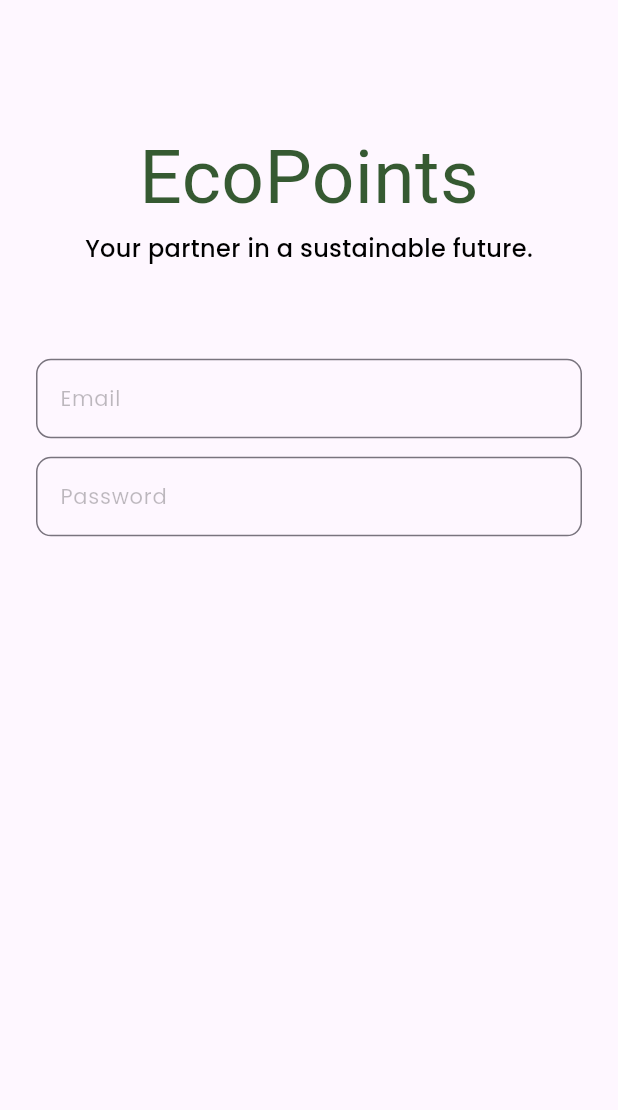
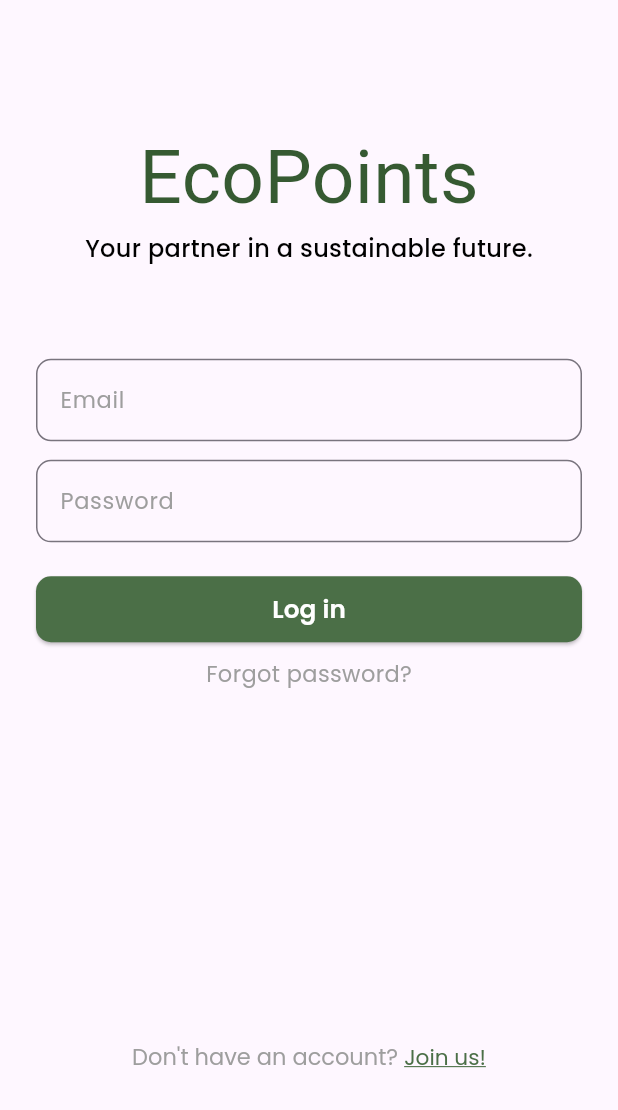
Before and after one commit to kimrolx/MAD3-Submission-1-Berame, a Flutter app: the screen it shows after launch, on a phone screen of 412 x 824 dp, the part 126-1236 px from its top. Run offline on Flutter 3.47's test engine with Material 3 defaults, Android fonts, the phone set to English and light mode, and no system bars; our stand-ins replace form_field_validator, gap, get_it, go_router, google_fonts; Roboto replaces fonts that are missing (Sriracha).

Commit message:
added validation to text form fields

```diff
--- a/lib/src/constants/colors.dart
+++ b/lib/src/constants/colors.dart
@@ -2,6 +2,12 @@ import 'package:flutter/material.dart';
 
 const Color black = Colors.black;
 
-const Color labelColor = Colors.black26;
+const Color white = Colors.white;
+
+const Color gray = Colors.grey;
+
+const Color labelColor = Colors.black38;
 
 const Color primaryTextColor = Color.fromRGBO(54, 90, 50, 1.0);
+
+const Color primaryButtonColor = Color.fromRGBO(75, 111, 71, 1.0);
--- /dev/null
+++ b/lib/src/constants/components/custom_elevated_button.dart
@@ -0,0 +1,42 @@
+import 'package:flutter/material.dart';
+
+import '../colors.dart';
+
+class CustomElevatedButton extends StatelessWidget {
+  final VoidCallback onPressed;
+  final Widget child;
+  final Color? backgroundColor;
+  final Color? textColor;
+  final double? borderRadius;
+  final double? width;
+  final double? height;
+  final EdgeInsetsGeometry? padding;
+
+  const CustomElevatedButton({
+    super.key,
+    required this.onPressed,
+    required this.child,
+    this.backgroundColor,
+    this.textColor,
+    this.borderRadius,
+    this.padding,
+    this.width,
+    this.height,
+  });
+
+  @override
+  Widget build(BuildContext context) {
+    return ElevatedButton(
+      onPressed: onPressed,
+      style: ElevatedButton.styleFrom(
+        backgroundColor: primaryButtonColor,
+        shape: RoundedRectangleBorder(
+          borderRadius: BorderRadius.circular(10),
+        ),
+        minimumSize: Size(width ?? 88.0, height ?? 36.0),
+        padding: padding,
+      ),
+      child: child,
+    );
+  }
+}
--- a/lib/src/constants/components/custom_text_form_field.dart
+++ b/lib/src/constants/components/custom_text_form_field.dart
@@ -4,20 +4,24 @@ import 'package:mad3_submission_1/src/constants/text.dart';
 class CustomTextFormField extends StatelessWidget {
   final String labelText;
   final bool obscureText;
+  final FocusNode? focusNode;
   final TextEditingController? controller;
   final String? Function(String?)? validator;
   final TextInputType keyboardType;
   final void Function(String)? onFieldSubmitted;
   final void Function(String)? onChanged;
+  final void Function()? onEditingComplete;
   const CustomTextFormField({
     super.key,
     required this.labelText,
     required this.obscureText,
+    this.focusNode,
     this.controller,
     this.validator,
     required this.keyboardType,
     this.onFieldSubmitted,
     this.onChanged,
+    this.onEditingComplete,
   });
 
   @override
@@ -25,10 +29,12 @@ class CustomTextFormField extends StatelessWidget {
     return TextFormField(
       controller: controller,
       obscureText: obscureText,
+      onEditingComplete: onEditingComplete,
       keyboardType: keyboardType,
       validator: validator,
       onFieldSubmitted: onFieldSubmitted,
       onChanged: onChanged,
+      focusNode: focusNode,
       style: AppTextStyles.inputStyle,
       decoration: InputDecoration(
         labelText: labelText,
--- a/lib/src/constants/text.dart
+++ b/lib/src/constants/text.dart
@@ -18,17 +18,24 @@ class AppTextStyles {
     ),
   );
 
+  static final TextStyle greyTextStyle = GoogleFonts.poppins(
+    textStyle: const TextStyle(
+      fontSize: 15.0,
+      color: gray,
+    ),
+  );
+
   static final TextStyle inputStyle = GoogleFonts.poppins(
     textStyle: const TextStyle(
-      fontSize: 14.0,
+      fontSize: 15.0,
       color: black,
     ),
   );
 
   static final TextStyle inputLabelStyle = GoogleFonts.poppins(
     textStyle: const TextStyle(
-      fontSize: 14.0,
-      color: labelColor,
+      fontSize: 15.0,
+      color: gray,
     ),
   );
 }
--- /dev/null
+++ b/lib/src/enum/enum.dart
@@ -0,0 +1 @@
+enum AuthState { authenticated, unauthenticated }
--- a/lib/src/screens/auth/login_screen.dart
+++ b/lib/src/screens/auth/login_screen.dart
@@ -1,12 +1,45 @@
 import 'package:flutter/material.dart';
+import 'package:form_field_validator/form_field_validator.dart';
 import 'package:gap/gap.dart';
-import 'package:mad3_submission_1/src/constants/components/custom_text_form_field.dart';
-import 'package:mad3_submission_1/src/constants/text.dart';
+import 'package:google_fonts/google_fonts.dart';
 
-class LoginScreen extends StatelessWidget {
+import '../../constants/colors.dart';
+import '../../constants/components/custom_elevated_button.dart';
+import '../../constants/components/custom_text_form_field.dart';
+import '../../constants/text.dart';
+
+class LoginScreen extends StatefulWidget {
   static const String route = "/auth";
   static const String name = "Login Screen";
   const LoginScreen({super.key});
+
+  @override
+  State<LoginScreen> createState() => _LoginScreenState();
+}
+
+class _LoginScreenState extends State<LoginScreen> {
+  late GlobalKey<FormState> formKey;
+  late TextEditingController username, password;
+  late FocusNode usernameFn, passwordFn;
+
+  @override
+  void initState() {
+    super.initState();
+    formKey = GlobalKey<FormState>();
+    username = TextEditingController();
+    password = TextEditingController();
+    usernameFn = FocusNode();
+    passwordFn = FocusNode();
+  }
+
+  @override
+  void dispose() {
+    super.dispose();
+    username.dispose();
+    password.dispose();
+    usernameFn.dispose();
+    passwordFn.dispose();
+  }
 
   @override
   Widget build(BuildContext context) {
@@ -14,39 +47,133 @@ class LoginScreen extends StatelessWidget {
     double width = MediaQuery.of(context).size.width;
 
     return Scaffold(
-      body: SafeArea(
-        child: Center(
+      body: SingleChildScrollView(
+        physics: const BouncingScrollPhysics(),
+        child: SizedBox(
+          width: width,
+          height: height,
+          child: SafeArea(
             child: Padding(
               padding: const EdgeInsets.all(24.0),
               child: Column(
                 children: [
                   Image.asset("assets/images/logo.png"),
                   Gap(height * 0.1),
-                Text(
-                  "EcoPoints",
-                  style: AppTextStyles.header,
-                ),
+                  Text("EcoPoints", style: AppTextStyles.header),
                   Text(
                     "Your partner in a sustainable future.",
                     style: AppTextStyles.header3,
                   ),
                   Gap(height * 0.075),
-                const CustomTextFormField(
+                  Form(
+                      key: formKey,
+                      child: Column(
+                        children: [
+                          CustomTextFormField(
                             labelText: "Email",
+                            focusNode: usernameFn,
+                            controller: username,
+                            validator: MultiValidator([
+                              RequiredValidator(
+                                  errorText: "Username is required"),
+                              MinLengthValidator(
+                                4,
+                                errorText:
+                                    "Username must be at least 6 characters long",
+                              ),
+                              PatternValidator(
+                                r'^[a-zA-Z0-9 ]+$',
+                                errorText:
+                                    'Username cannot contain any special characters',
+                              ),
+                            ]).call,
                             obscureText: false,
                             keyboardType: TextInputType.text,
+                            onEditingComplete: () {
+                              passwordFn.requestFocus();
+                            },
                           ),
                           Gap(height * 0.015),
-                const CustomTextFormField(
+                          CustomTextFormField(
                             labelText: "Password",
+                            focusNode: passwordFn,
+                            controller: password,
+                            validator: MultiValidator([
+                              RequiredValidator(
+                                  errorText: "Password is required"),
+                              MinLengthValidator(
+                                8,
+                                errorText:
+                                    "Password must to be at least 12 characters long",
+                              ),
+                              PatternValidator(
+                                r"^(?=.*[a-z])(?=.*[A-Z])(?=.*\d)(?=.*[!@#$%^&*()_+?\-=[\]{};':,.<>]).*$",
+                                errorText:
+                                    'Password must contain at least one symbol,\n one uppercase letter, one lowercase letter, and one number',
+                              ),
+                            ]).call,
                             obscureText: true,
                             keyboardType: TextInputType.text,
+                            onEditingComplete: () {
+                              //TODO: Call Submit
+                              passwordFn.unfocus();
+                            },
+                          ),
+                        ],
+                      )),
+                  Gap(height * 0.025),
+                  CustomElevatedButton(
+                    onPressed: () {
+                      onSubmit();
+                    },
+                    width: width,
+                    padding: const EdgeInsets.all(10),
+                    child: Text(
+                      "Log in",
+                      style: GoogleFonts.poppins(
+                        fontSize: height * 0.02,
+                        fontWeight: FontWeight.w600,
+                        color: white,
+                      ),
+                    ),
+                  ),
+                  Gap(height * 0.01),
+                  Text(
+                    "Forgot password?",
+                    style: AppTextStyles.greyTextStyle,
+                  ),
+                  Expanded(
+                    child: Align(
+                      alignment: Alignment.bottomCenter,
+                      child: RichText(
+                        text: TextSpan(
+                          text: "Don't have an account? ",
+                          style: AppTextStyles.greyTextStyle,
+                          children: [
+                            TextSpan(
+                              text: "Join us!",
+                              style: GoogleFonts.poppins(
+                                  fontSize: width * 0.035,
+                                  color: primaryButtonColor,
+                                  decoration: TextDecoration.underline),
+                            )
+                          ],
+                        ),
+                      ),
+                    ),
                   ),
                 ],
               ),
             ),
           ),
         ),
+      ),
     );
   }
+
+  onSubmit() {
+    if (formKey.currentState?.validate() ?? false) {
+      //TODO: Do something here.
     }
+  }
+}
--- a/pubspec.yaml
+++ b/pubspec.yaml
@@ -14,6 +14,7 @@ dependencies:
   get_it: ^7.7.0
   google_fonts: ^6.2.1
   gap: ^3.0.1
+  form_field_validator: ^1.1.0
 
 dev_dependencies:
   flutter_test:
```
Also changed, not shown: lib/src/controllers/auth_controller.dart (added), pubspec.lock. Lines whose indentation alone changed are shown as unchanged.
